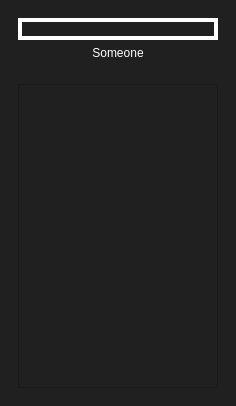
Qt form Foxlike/profilewindow.ui (Lekantrop-gd/CourseProject) before a commit.
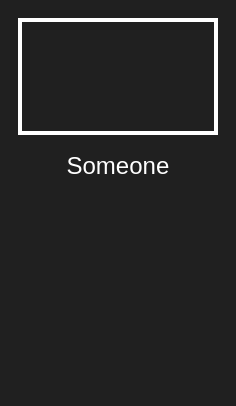
The same form after that commit. Icons and pictures are not drawn.

What changed in the file:
```diff
--- a/Foxlike/profilewindow.ui
+++ b/Foxlike/profilewindow.ui
@@ -52,6 +52,11 @@
            <height>50</height>
           </size>
          </property>
+         <property name="font">
+          <font>
+           <pointsize>18</pointsize>
+          </font>
+         </property>
          <property name="text">
           <string>Someone</string>
          </property>
@@ -73,25 +78,7 @@
       </property>
       <layout class="QVBoxLayout" name="verticalLayout_4">
        <item>
-        <layout class="QGridLayout" name="gridLayout">
-         <item row="0" column="0">
-          <widget class="QScrollArea" name="scrollArea">
-           <property name="widgetResizable">
-            <bool>true</bool>
-           </property>
-           <widget class="QWidget" name="scrollAreaWidgetContents">
-            <property name="geometry">
-             <rect>
-              <x>0</x>
-              <y>0</y>
-              <width>196</width>
-              <height>120</height>
-             </rect>
-            </property>
-           </widget>
-          </widget>
-         </item>
-        </layout>
+        <layout class="QGridLayout" name="GamesGrid"/>
        </item>
       </layout>
      </widget>
```
Left out of the diff: 4 changed lines with no effect on the pictures.
